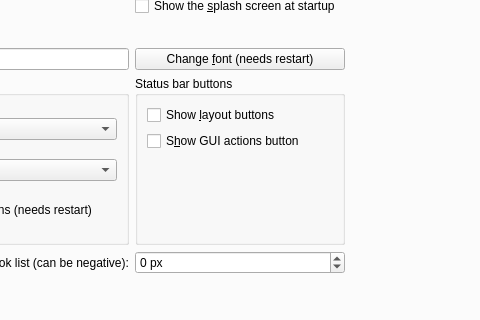
First picture: the form in src/calibre/gui2/preferences/look_feel.ui, repository kovidgoyal/calibre, before the edit; both pictures show x 521 to 1001 and y 249 to 569 of the 1096 by 791 pixel window.
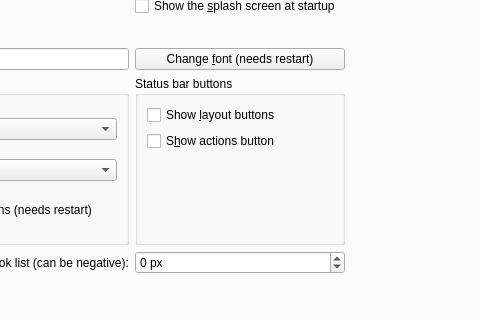
Second picture: the form after the edit. Icons and pictures are not drawn. Custom widgets are drawn as their Qt base class.

Commit message:
Add some tooltips and use "All actions" instead of "All GUI actions"
Most users don't and shouldn't know what GUI means.

Patch:
```diff
--- a/src/calibre/gui2/preferences/look_feel.ui
+++ b/src/calibre/gui2/preferences/look_feel.ui
@@ -278,7 +278,7 @@
         </widget>
        </item>
        <item row="10" column="1">
-        <widget class="QGroupBox">
+        <widget class="QGroupBox" name="groupBox">
          <property name="title">
           <string>Status bar buttons</string>
          </property>
@@ -293,7 +293,7 @@
           <item>
            <widget class="QCheckBox" name="opt_show_sb_all_actions_button">
             <property name="text">
-             <string>S&amp;how GUI actions button</string>
+             <string>S&amp;how actions button</string>
             </property>
            </widget>
           </item>
```
Left out of the diff: 10 changed lines with no effect on the pictures. The commit also changes 1 other file.
